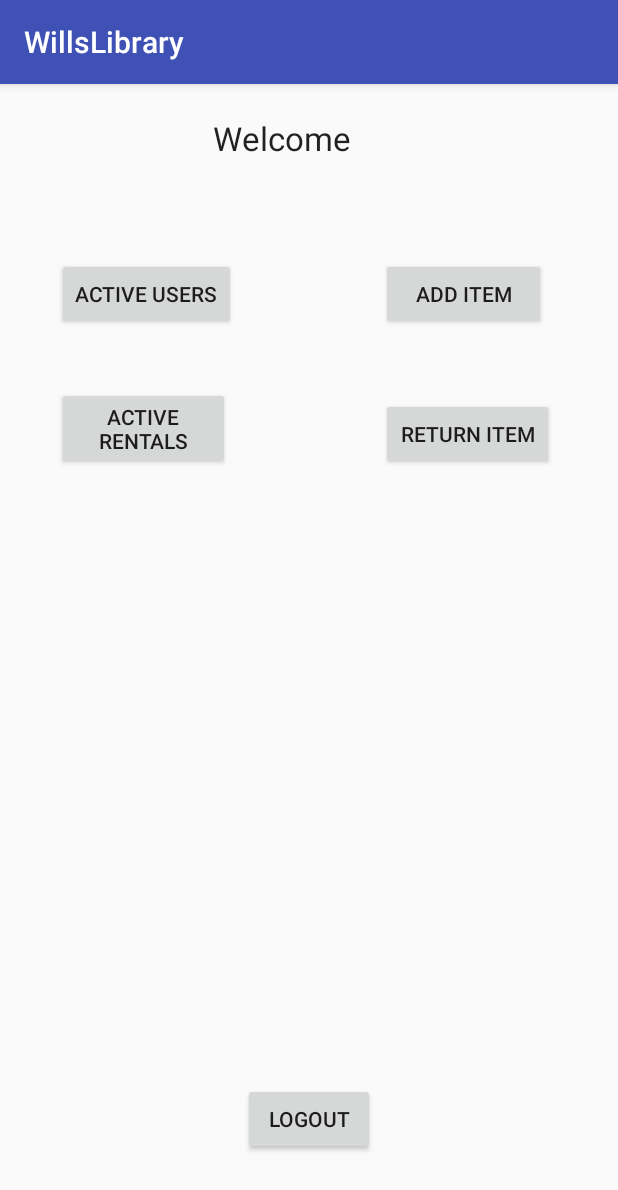
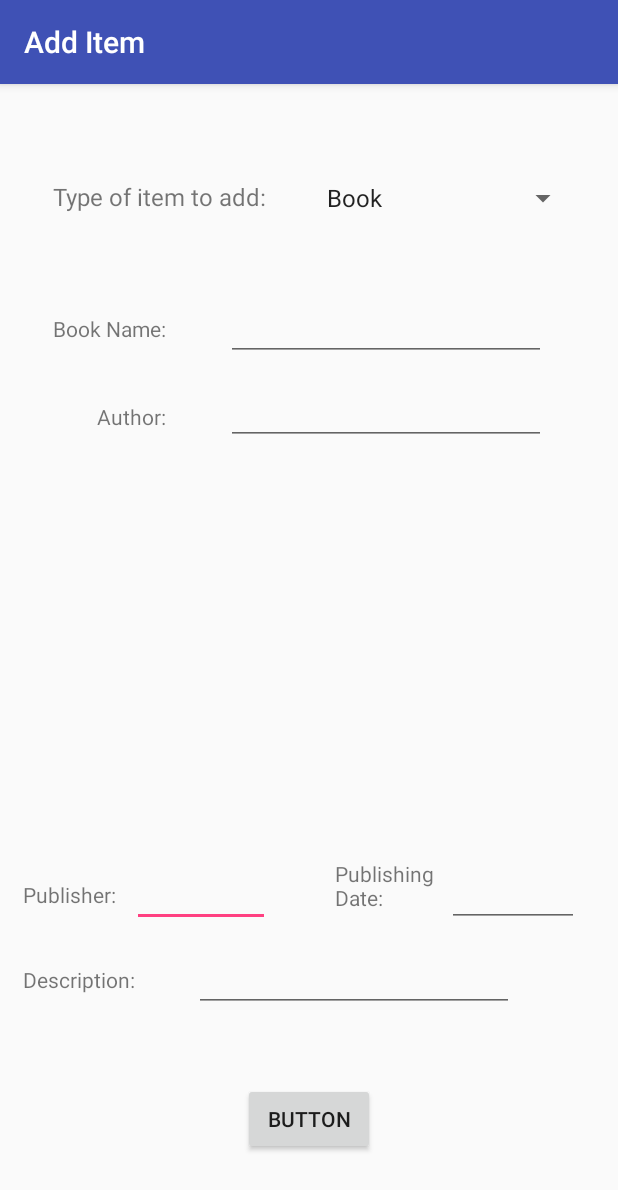
Before and after one commit to jasonhuang2/WillsLibrary, an Android app: the adminActivity screen opened directly, with no data from a screen before it, after a tap on "ADD ITEM", on a phone screen of 412 x 824 dp. Shown: the top 1190 px of the screen. Run offline under Robolectric (Android 15) with nearby library versions, the phone set to English and light mode, and no system bars.

Commit message:
Admin add item test

```diff
--- a/app/src/main/AndroidManifest.xml
+++ b/app/src/main/AndroidManifest.xml
@@ -35,7 +35,8 @@
             android:name=".catalogueTabActivity"
             android:label="@string/title_activity_catalogue_tab"
             android:theme="@style/AppTheme.NoActionBar" />
-        <activity android:name=".adminActivity"></activity>
+        <activity android:name=".adminActivity" />
+        <activity android:name=".adminAddItemActivity"></activity>
     </application>
 
 </manifest>
--- a/app/src/main/java/com/example/jasonhuang/willslibrary/adminActivity.java
+++ b/app/src/main/java/com/example/jasonhuang/willslibrary/adminActivity.java
@@ -34,6 +34,8 @@ public class adminActivity extends AppCompatActivity {
     }
 
     public void addItemOnClick(View v) {
+        Intent addItemActivity = new Intent(this, adminAddItemActivity.class);
+        startActivity(addItemActivity);
 
     }
 
--- /dev/null
+++ b/app/src/main/java/com/example/jasonhuang/willslibrary/adminAddItemActivity.java
@@ -0,0 +1,108 @@
+package com.example.jasonhuang.willslibrary;
+
+import android.support.v7.app.AppCompatActivity;
+import android.os.Bundle;
+import android.view.View;
+import android.widget.AdapterView;
+import android.widget.EditText;
+import android.widget.Spinner;
+import android.widget.TextView;
+
+import org.w3c.dom.Text;
+
+public class adminAddItemActivity extends AppCompatActivity {
+
+
+
+
+    @Override
+    protected void onCreate(Bundle savedInstanceState) {
+        super.onCreate(savedInstanceState);
+        setContentView(R.layout.admin_add_item_activity);
+
+        setTitle("Add Item");
+
+        Spinner typeOfItemSpinner = (Spinner)findViewById(R.id.typeOfItemSpinner);
+
+        //All of this crap is for BOOK
+        final EditText bookNameInput = (EditText)findViewById(R.id.bookNameInput);
+        final TextView bookNameText = (TextView)findViewById(R.id.bookNameText);
+        final TextView authorNameText = (TextView) findViewById(R.id.authorNameText);
+        final EditText authorNameInput = (EditText) findViewById(R.id.authorNameInput);
+        final TextView publisherNameText = (TextView)findViewById(R.id.publisherNameText);
+        final EditText publisherNameInput = (EditText)findViewById(R.id.publisherNameInput);
+        final TextView publisherDateText = (TextView) findViewById(R.id.publishingDateText);
+        final EditText publisherDateInput = (EditText)findViewById(R.id.publishingDateInput);
+        final TextView descriptionText = (TextView)findViewById(R.id.descriptionText);
+        final EditText descriptionInput = (EditText)findViewById(R.id.descriptionInput);
+
+
+
+        typeOfItemSpinner.setOnItemSelectedListener(new AdapterView.OnItemSelectedListener() {
+            @Override
+            public void onItemSelected(AdapterView<?> parentView, View selectedItemView, int position, long id) {
+                // your code here
+                String itemSelected = parentView.getItemAtPosition(position).toString();
+
+                if(itemSelected.equals("Book")){
+                    bookNameInput.setVisibility(View.VISIBLE);
+                    bookNameText.setVisibility(View.VISIBLE);
+                    authorNameText.setVisibility(View.VISIBLE);
+                    authorNameInput.setVisibility(View.VISIBLE);
+                    publisherNameText.setVisibility(View.VISIBLE);
+                    publisherNameInput.setVisibility(View.VISIBLE);
+                    publisherDateText.setVisibility(View.VISIBLE);
+                    publisherDateInput.setVisibility(View.VISIBLE);
+                    descriptionText.setVisibility(View.VISIBLE);
+                    descriptionInput.setVisibility(View.VISIBLE);
+
+
+                }else if(itemSelected.equals("Disk")){
+                    //WHEN USER SELECTS "Disk"
+                    bookNameInput.setVisibility(View.INVISIBLE);
+                    bookNameText.setVisibility(View.INVISIBLE);
+                    authorNameText.setVisibility(View.INVISIBLE);
+                    authorNameInput.setVisibility(View.INVISIBLE);
+                    publisherNameText.setVisibility(View.INVISIBLE);
+                    publisherNameInput.setVisibility(View.INVISIBLE);
+                    publisherDateText.setVisibility(View.INVISIBLE);
+                    publisherDateInput.setVisibility(View.INVISIBLE);
+                    descriptionText.setVisibility(View.INVISIBLE);
+                    descriptionInput.setVisibility(View.INVISIBLE);
+
+
+
+                }else{
+                    //IF USER SELECTED "OTHER"
+                    bookNameInput.setVisibility(View.INVISIBLE);
+                    bookNameText.setVisibility(View.INVISIBLE);
+                    authorNameText.setVisibility(View.INVISIBLE);
+                    authorNameInput.setVisibility(View.INVISIBLE);
+                    publisherNameText.setVisibility(View.INVISIBLE);
+                    publisherNameInput.setVisibility(View.INVISIBLE);
+                    publisherDateText.setVisibility(View.INVISIBLE);
+                    publisherDateInput.setVisibility(View.INVISIBLE);
+                    descriptionText.setVisibility(View.INVISIBLE);
+                    descriptionInput.setVisibility(View.INVISIBLE);                }
+
+
+            }
+
+            //Ignore this for now
+            @Override
+            public void onNothingSelected(AdapterView<?> parentView) {
+
+            }
+
+        });
+    }
+
+    public void addButtonListener(View v){
+        EditText bookNameInput = (EditText)findViewById(R.id.bookNameInput);
+        TextView bookNameText = (TextView)findViewById(R.id.bookNameText);
+
+
+        bookNameText.setText(bookNameInput.getText().toString());
+
+    }
+}
--- /dev/null
+++ b/app/src/main/res/layout/admin_add_item_activity.xml
@@ -0,0 +1,140 @@
+<?xml version="1.0" encoding="utf-8"?>
+<RelativeLayout xmlns:android="http://schemas.android.com/apk/res/android"
+    android:layout_width="match_parent" android:layout_height="match_parent">
+
+    <EditText
+        android:id="@+id/publisherNameInput"
+        android:layout_width="92dp"
+        android:layout_height="wrap_content"
+        android:layout_alignParentBottom="true"
+        android:layout_alignParentStart="true"
+        android:layout_marginBottom="206dp"
+        android:layout_marginStart="88dp"
+        android:ems="10"
+        android:inputType="textPersonName"
+        android:visibility="visible" />
+
+    <EditText
+        android:id="@+id/authorNameInput"
+        android:layout_width="wrap_content"
+        android:layout_height="wrap_content"
+        android:layout_alignParentTop="true"
+        android:layout_alignStart="@+id/bookNameInput"
+        android:layout_marginTop="195dp"
+        android:ems="10"
+        android:inputType="textPersonName"
+        android:visibility="visible" />
+
+    <TextView
+        android:id="@+id/itemText"
+        android:layout_width="wrap_content"
+        android:layout_height="wrap_content"
+        android:layout_alignParentStart="true"
+        android:layout_alignParentTop="true"
+        android:layout_marginStart="35dp"
+        android:layout_marginTop="64dp"
+        android:text="Type of item to add:"
+        android:textSize="16sp"/>
+
+    <Spinner
+        android:id="@+id/typeOfItemSpinner"
+        android:layout_width="176dp"
+        android:layout_height="wrap_content"
+        android:layout_alignParentEnd="true"
+        android:layout_alignTop="@+id/itemText"
+        android:entries="@array/typeOfItemString"
+        android:layout_marginEnd="26dp" />
+
+    <TextView
+        android:id="@+id/bookNameText"
+        android:layout_width="wrap_content"
+        android:layout_height="wrap_content"
+        android:layout_alignParentTop="true"
+        android:layout_alignStart="@+id/itemText"
+        android:layout_marginTop="153dp"
+        android:text="Book Name:"
+        android:visibility="visible" />
+
+    <EditText
+        android:id="@+id/bookNameInput"
+        android:layout_width="wrap_content"
+        android:layout_height="wrap_content"
+        android:layout_alignBaseline="@+id/bookNameText"
+        android:layout_alignParentEnd="true"
+        android:layout_marginEnd="48dp"
+        android:ems="10"
+        android:inputType="textPersonName"
+        android:visibility="visible" />
+
+    <TextView
+        android:id="@+id/authorNameText"
+        android:layout_width="wrap_content"
+        android:layout_height="wrap_content"
+        android:layout_alignEnd="@+id/bookNameText"
+        android:layout_alignParentTop="true"
+        android:layout_marginTop="212dp"
+        android:text="Author:"
+        android:visibility="visible" />
+
+    <TextView
+        android:id="@+id/publisherNameText"
+        android:layout_width="wrap_content"
+        android:layout_height="wrap_content"
+        android:layout_alignBaseline="@+id/publisherNameInput"
+        android:layout_marginEnd="-77dp"
+        android:layout_toStartOf="@+id/publisherNameInput"
+        android:text="Publisher:"
+        android:visibility="visible" />
+
+    <TextView
+        android:id="@+id/publishingDateText"
+        android:layout_width="77dp"
+        android:layout_height="37dp"
+        android:layout_alignParentEnd="true"
+        android:layout_alignTop="@+id/publisherNameInput"
+        android:layout_marginEnd="111dp"
+        android:text="Publishing Date:"
+        android:visibility="visible" />
+
+    <EditText
+        android:id="@+id/publishingDateInput"
+        android:layout_width="88dp"
+        android:layout_height="wrap_content"
+        android:layout_alignEnd="@+id/typeOfItemSpinner"
+        android:layout_alignTop="@+id/publisherNameInput"
+        android:ems="10"
+        android:inputType="time"
+        android:visibility="visible" />
+
+    <TextView
+        android:id="@+id/descriptionText"
+        android:layout_width="wrap_content"
+        android:layout_height="wrap_content"
+        android:layout_alignParentBottom="true"
+        android:layout_alignStart="@+id/publisherNameText"
+        android:layout_marginBottom="161dp"
+        android:text="Description:"
+        android:visibility="visible" />
+
+    <EditText
+        android:id="@+id/descriptionInput"
+        android:layout_width="wrap_content"
+        android:layout_height="wrap_content"
+        android:layout_alignBaseline="@+id/descriptionText"
+        android:layout_alignParentEnd="true"
+        android:layout_marginEnd="69dp"
+        android:ems="10"
+        android:inputType="textPersonName"
+        android:visibility="visible" />
+
+    <Button
+        android:id="@+id/addItemButton"
+        android:layout_width="wrap_content"
+        android:layout_height="wrap_content"
+        android:layout_alignParentBottom="true"
+        android:layout_centerHorizontal="true"
+        android:layout_marginBottom="54dp"
+        android:onClick="addButtonListener"
+        android:text="Button" />
+
+</RelativeLayout>
--- a/app/src/main/res/values/strings.xml
+++ b/app/src/main/res/values/strings.xml
@@ -1,7 +1,11 @@
 <resources>
     <string name="app_name">WillsLibrary</string>
 
-
+    <string-array name="typeOfItemString">
+        <item>Book</item>
+        <item>Disk</item>
+        <item>Other</item>
+    </string-array>
     <string-array name="adminUserListString">
         <item>User</item>
         <item>Admin</item>
```
